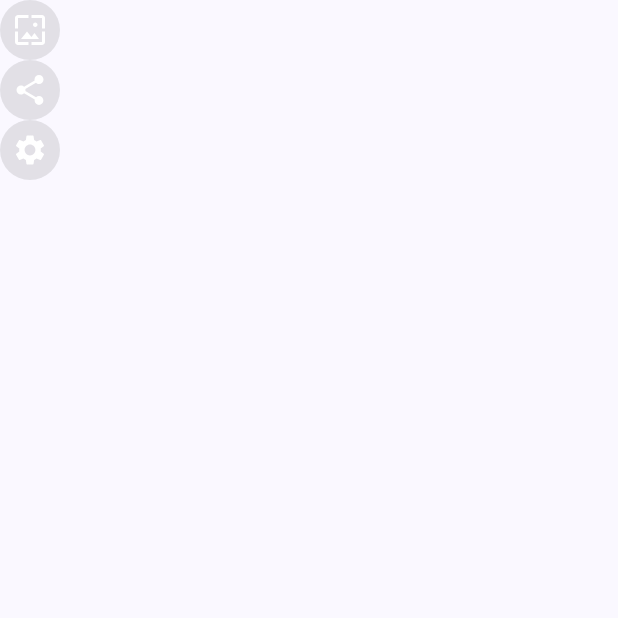
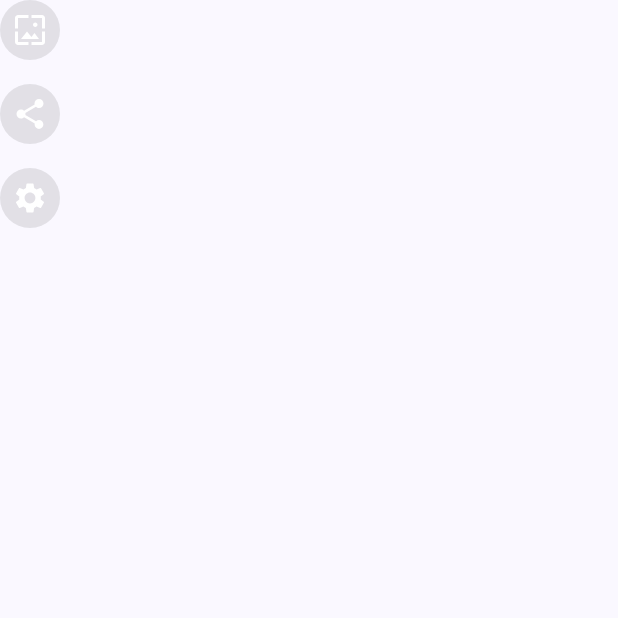
Before and after one commit to math-ezdev/android-cat-randomizer-app, an Android app built with Jetpack Compose: the composable MoreActions shown on its own in the app's theme, on a phone screen of 412 x 824 dp, the top half of it. Run offline under Robolectric (Android 15) with nearby library versions, the phone set to English and light mode, and no system bars; our stand-ins replace Dagger/Hilt's generated code; pictures from the network do not load.

Commit message:
update README.md

```diff
--- a/app/src/main/java/com/ezdev/cat_randomizer/core/presentation/CatScreen.kt
+++ b/app/src/main/java/com/ezdev/cat_randomizer/core/presentation/CatScreen.kt
@@ -205,7 +205,7 @@ private fun MainActions(
 
 @Composable
 private fun MoreActions(onNavigateToSettings: () -> Unit, modifier: Modifier = Modifier) {
-    Column(modifier = modifier) {
+    Column(verticalArrangement = Arrangement.spacedBy(16.dp), modifier = modifier) {
         ActionButton(
             iconRes = R.drawable.baseline_wallpaper_24,
             contentDescription = "Set as Wallpaper",
```
Also changed, not shown: 2 other files.
